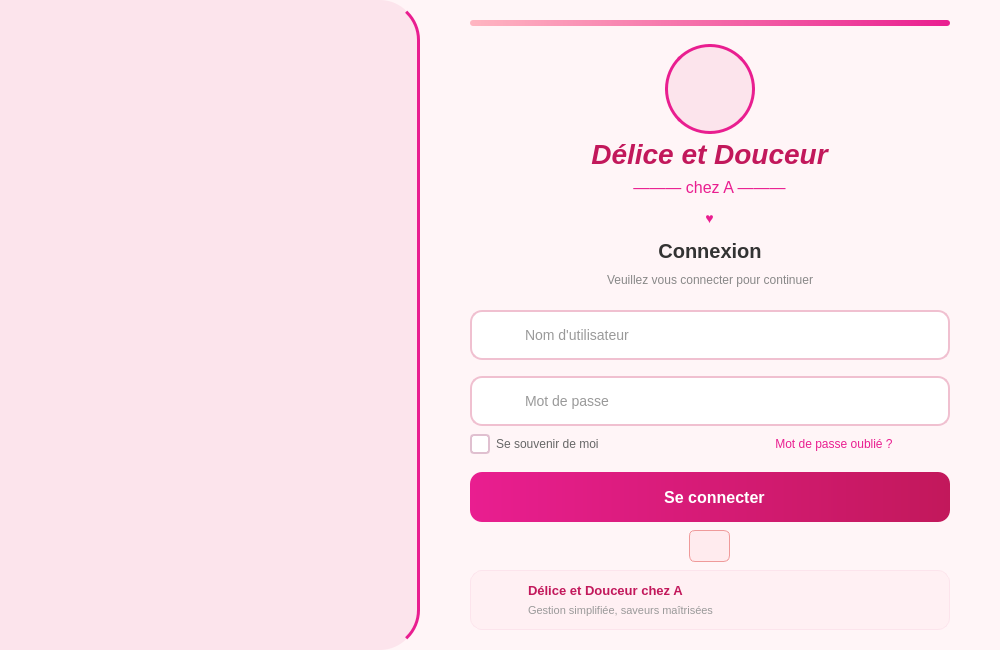
Above: app/ui/Login.ui from HarivonyRAM/CakeFlow before the change. Below: the same form after it.
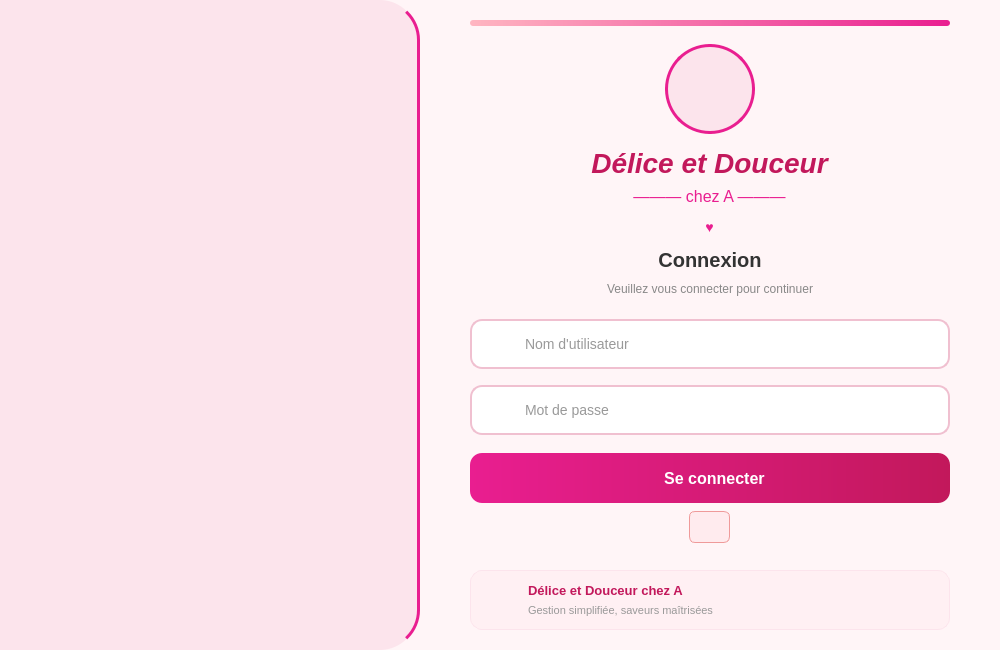
That is the form after the change. Icons and pictures are not drawn.

Commit message: #3: finalisation login

```diff
--- a/app/ui/Login.ui
+++ b/app/ui/Login.ui
@@ -552,74 +552,7 @@
         </layout>
        </widget>
       </item>
-
-      <!-- Ligne "Se souvenir" + "Mot de passe oublié" -->
-      <item>
-       <layout class="QHBoxLayout" name="optionsLayout">
-        <item>
-         <widget class="QCheckBox" name="rememberCheckbox">
-          <property name="text">
-           <string>Se souvenir de moi</string>
-          </property>
-          <property name="styleSheet">
-           <string notr="true">QCheckBox {
-    font-size: 12px;
-    color: #666666;
-    spacing: 6px;
-}
-QCheckBox::indicator {
-    width: 16px;
-    height: 16px;
-    border: 2px solid #e0c0d0;
-    border-radius: 4px;
-    background-color: #ffffff;
-}
-QCheckBox::indicator:checked {
-    background-color: #e91e90;
-    border-color: #e91e90;
-}
-QCheckBox::indicator:hover {
-    border-color: #e91e90;
-}</string>
-          </property>
-         </widget>
-        </item>
-        <item>
-         <spacer name="optionSpacer">
-          <property name="orientation">
-           <enum>Qt::Horizontal</enum>
-          </property>
-         </spacer>
-        </item>
-        <item>
-         <widget class="QPushButton" name="forgotPasswordBtn">
-          <property name="text">
-           <string>Mot de passe oublié ?</string>
-          </property>
-          <property name="cursor">
-           <cursorShape>PointingHandCursor</cursorShape>
-          </property>
-          <property name="flat">
-           <bool>true</bool>
-          </property>
-          <property name="styleSheet">
-           <string notr="true">QPushButton {
-    font-size: 12px;
-    color: #e91e90;
-    border: none;
-    background: transparent;
-    text-decoration: none;
-}
-QPushButton:hover {
-    color: #c2185b;
-    text-decoration: underline;
-}</string>
-          </property>
-         </widget>
-        </item>
-       </layout>
-      </item>
-
+      
       <!-- Spacer avant bouton -->
       <item>
        <spacer name="preButtonSpacer">
```
Left out of the diff: 4 changed lines with no effect on the pictures. The commit also changes 13 other files.
